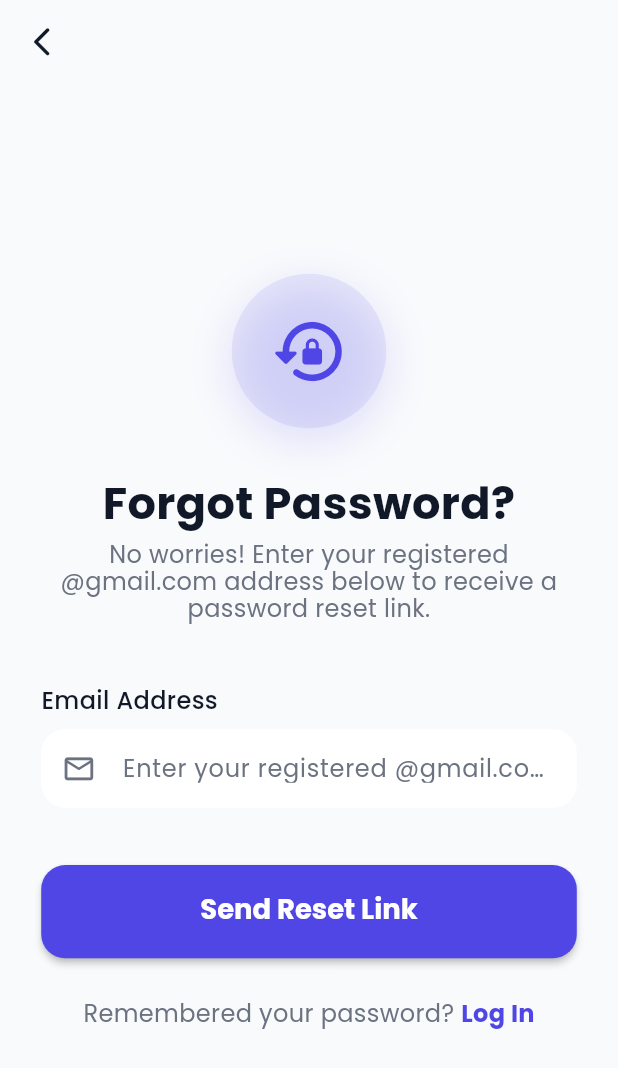
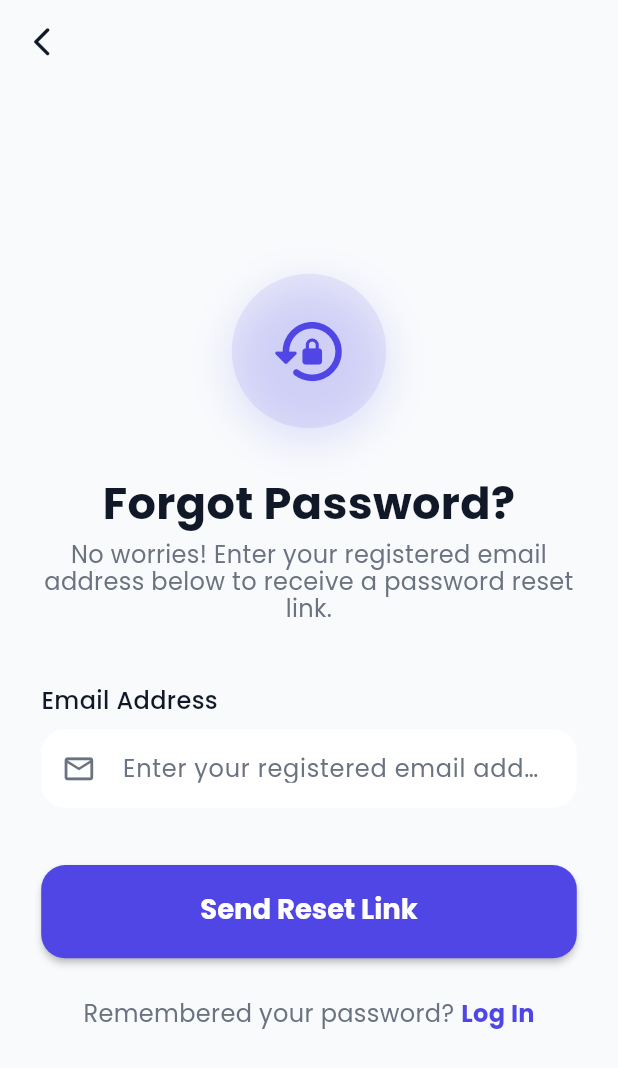
Before and after one commit to parth-webelight/task_manager, a Flutter app: the ForgotPasswordView screen opened by its route, on a phone screen of 412 x 824 dp. Shown: the top 1068 px of the screen. Run offline on Flutter 3.47's test engine with Material 3 defaults, Android fonts, the phone set to English and light mode, and no system bars; our stand-ins replace animate_do, cloud_firestore, firebase_auth, firebase_core, fl_chart, flutter_local_notifications and 7 more; accounts and stored records are empty.

Commit message:
Refactor email validation messages and logic across login, forgot password, and signup modules to accept all standard email formats. Update user prompts to reflect the change from @gmail.com to general email address format.

```diff
--- a/lib/app/modules/Login/login_controller.dart
+++ b/lib/app/modules/Login/login_controller.dart
@@ -27,7 +27,7 @@ class LoginController extends GetxController {
     if (email.isEmpty || !AuthService.isValidStrictEmail(email)) {
       alerts.showErrorSnackBar(
         title: 'Invalid Email Address',
-        message: 'Email must be a valid @gmail.com address (e.g. user@gmail.com)',
+        message: 'Please enter a valid email address (e.g. user@example.com)',
       );
       return;
     }
--- a/lib/app/modules/forgot_password/forgot_password_controller.dart
+++ b/lib/app/modules/forgot_password/forgot_password_controller.dart
@@ -15,8 +15,8 @@ class ForgotPasswordController extends GetxController {
 
     if (email.isEmpty || !AuthService.isValidStrictEmail(email)) {
       alerts.showErrorSnackBar(
-        title: 'Invalid Gmail Address',
-        message: 'Please enter a valid @gmail.com address (e.g. user@gmail.com)',
+        title: 'Invalid Email Address',
+        message: 'Please enter a valid email address (e.g. user@example.com)',
       );
       return;
     }
--- a/lib/app/modules/forgot_password/forgot_password_view.dart
+++ b/lib/app/modules/forgot_password/forgot_password_view.dart
@@ -105,7 +105,7 @@ class ForgotPasswordView extends GetView<ForgotPasswordController> {
                     delay: const Duration(milliseconds: 200),
                     duration: const Duration(milliseconds: 600),
                     child: Text(
-                      'No worries! Enter your registered @gmail.com address below to receive a password reset link.',
+                      'No worries! Enter your registered email address below to receive a password reset link.',
                       textAlign: TextAlign.center,
                       style: AppTextStyles.regular(
                         fontSize: 14.sp,
@@ -137,7 +137,7 @@ class ForgotPasswordView extends GetView<ForgotPasswordController> {
                         SizedBox(height: 8.h),
                         CustomFillableTextField(
                           controller: controller.emailController,
-                          hint: 'Enter your registered @gmail.com',
+                          hint: 'Enter your registered email address',
                           icon: Icons.email_outlined,
                           isDark: isDark,
                           fillColor: fillColor,
--- a/lib/app/modules/signup/signup_controller.dart
+++ b/lib/app/modules/signup/signup_controller.dart
@@ -61,8 +61,7 @@ class SignupController extends GetxController {
     if (email.isEmpty || !AuthService.isValidStrictEmail(email)) {
       alerts.showErrorSnackBar(
         title: 'Invalid Email Address',
-        message:
-            'Email must be a valid @gmail.com address (e.g. user@gmail.com)',
+        message: 'Please enter a valid email address (e.g. user@example.com)',
       );
       return;
     }
--- a/lib/app/services/auth_service.dart
+++ b/lib/app/services/auth_service.dart
@@ -340,15 +340,20 @@ class AuthService {
     }
   }
 
-  /// Validate Email Address strictly (Must end with @gmail.com)
+  /// Validate Email Address (accepts all standard email formats, business emails, .com, .co.in, .co, etc.)
   static bool isValidStrictEmail(String email) {
-    final trimmed = email.trim().toLowerCase();
+    final trimmed = email.trim();
     if (trimmed.isEmpty) return false;
 
-    // Must end with @gmail.com and have a valid prefix
-    final gmailRegex = RegExp(r"^[a-zA-Z0-9._%+-]+@gmail\.com$");
-    return gmailRegex.hasMatch(trimmed);
+    // Standard valid email regex supporting multi-level domains (.com, .co.in, .co, etc.)
+    final emailRegex = RegExp(
+      r'^[a-zA-Z0-9._%+-]+@[a-zA-Z0-9.-]+\.[a-zA-Z]{2,}$',
+    );
+    return emailRegex.hasMatch(trimmed);
   }
+
+  /// Alias for general email validation
+  static bool isValidEmail(String email) => isValidStrictEmail(email);
 
   /// Map Firebase Auth Exceptions to User Friendly Messages
   static String getReadableErrorMessage(dynamic error) {
```
